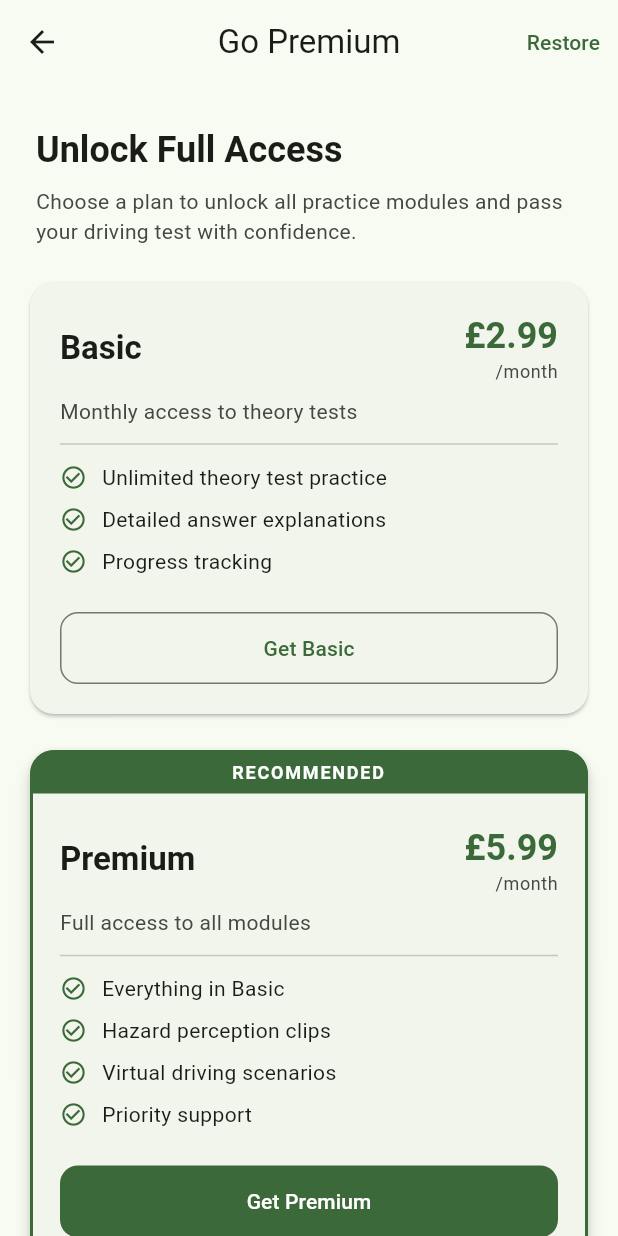
After one commit to chinedunewbirth/driving-test-game-, a Flutter app: the SubscriptionScreen screen opened directly, on a phone screen of 412 x 824 dp. The commit adds this screen. Run offline on Flutter 3.47's test engine with Material 3 defaults, Android fonts, the phone set to English and light mode, and no system bars; our stand-ins replace confetti, percent_indicator, shared_preferences; missing offline and left inert: flutter_stripe; accounts and stored records are empty.

Commit message:
add payment processor...

```diff
--- a/lib/main.dart
+++ b/lib/main.dart
@@ -3,12 +3,14 @@ import 'package:provider/provider.dart';
 import 'package:uk_driving_test/providers/auth_provider.dart';
 import 'package:uk_driving_test/providers/test_provider.dart';
 import 'package:uk_driving_test/providers/progress_provider.dart';
+import 'package:uk_driving_test/providers/payment_provider.dart';
 import 'package:uk_driving_test/screens/auth/login_screen.dart';
 import 'package:uk_driving_test/screens/home_screen.dart';
 import 'package:uk_driving_test/theme/app_theme.dart';
 
 void main() {
   WidgetsFlutterBinding.ensureInitialized();
+  PaymentProvider.initialize();
   runApp(const UKDrivingTestApp());
 }
 
@@ -23,6 +25,9 @@ class UKDrivingTestApp extends StatelessWidget {
         ChangeNotifierProvider(create: (_) => TestProvider()),
         ChangeNotifierProvider(
           create: (_) => ProgressProvider()..loadProgress(),
+        ),
+        ChangeNotifierProvider(
+          create: (_) => PaymentProvider()..loadSubscription(),
         ),
       ],
       child: MaterialApp(
--- /dev/null
+++ b/lib/models/payment_model.dart
@@ -0,0 +1,59 @@
+class PremiumPlan {
+  final String id;
+  final String name;
+  final String description;
+  final int priceInPence;
+  final List<String> features;
+
+  const PremiumPlan({
+    required this.id,
+    required this.name,
+    required this.description,
+    required this.priceInPence,
+    required this.features,
+  });
+
+  String get formattedPrice {
+    final pounds = priceInPence ~/ 100;
+    final pence = priceInPence % 100;
+    return '£$pounds.${pence.toString().padLeft(2, '0')}';
+  }
+}
+
+const List<PremiumPlan> availablePlans = [
+  PremiumPlan(
+    id: 'basic_monthly',
+    name: 'Basic',
+    description: 'Monthly access to theory tests',
+    priceInPence: 299,
+    features: [
+      'Unlimited theory test practice',
+      'Detailed answer explanations',
+      'Progress tracking',
+    ],
+  ),
+  PremiumPlan(
+    id: 'premium_monthly',
+    name: 'Premium',
+    description: 'Full access to all modules',
+    priceInPence: 599,
+    features: [
+      'Everything in Basic',
+      'Hazard perception clips',
+      'Virtual driving scenarios',
+      'Priority support',
+    ],
+  ),
+  PremiumPlan(
+    id: 'ultimate_lifetime',
+    name: 'Ultimate',
+    description: 'One-time lifetime access',
+    priceInPence: 1499,
+    features: [
+      'Everything in Premium',
+      'Lifetime access — pay once',
+      'All future content updates',
+      'Mock exam simulations',
+    ],
+  ),
+];
--- /dev/null
+++ b/lib/screens/payment/subscription_screen.dart
@@ -0,0 +1,414 @@
+import 'package:flutter/material.dart';
+import 'package:provider/provider.dart';
+import 'package:uk_driving_test/models/payment_model.dart';
+import 'package:uk_driving_test/providers/payment_provider.dart';
+
+class SubscriptionScreen extends StatelessWidget {
+  const SubscriptionScreen({super.key});
+
+  @override
+  Widget build(BuildContext context) {
+    final payment = context.watch<PaymentProvider>();
+
+    return Scaffold(
+      appBar: AppBar(
+        title: const Text('Go Premium'),
+        actions: [
+          if (!payment.isPremium)
+            TextButton(
+              onPressed: payment.isProcessing
+                  ? null
+                  : () => _restorePurchases(context),
+              child: const Text('Restore'),
+            ),
+        ],
+      ),
+      body: payment.isPremium
+          ? _ActiveSubscription(payment: payment)
+          : _PlanSelection(payment: payment),
+    );
+  }
+
+  Future<void> _restorePurchases(BuildContext context) async {
+    final payment = context.read<PaymentProvider>();
+    final success = await payment.restorePurchases();
+    if (context.mounted) {
+      ScaffoldMessenger.of(context).showSnackBar(
+        SnackBar(
+          content: Text(
+            success
+                ? 'Subscription restored!'
+                : payment.error ?? 'No subscription found',
+          ),
+        ),
+      );
+    }
+  }
+}
+
+class _ActiveSubscription extends StatelessWidget {
+  final PaymentProvider payment;
+
+  const _ActiveSubscription({required this.payment});
+
+  @override
+  Widget build(BuildContext context) {
+    final theme = Theme.of(context);
+    final plan = payment.activePlan;
+
+    return Center(
+      child: Padding(
+        padding: const EdgeInsets.all(24),
+        child: Column(
+          mainAxisAlignment: MainAxisAlignment.center,
+          children: [
+            Container(
+              padding: const EdgeInsets.all(24),
+              decoration: BoxDecoration(
+                shape: BoxShape.circle,
+                gradient: LinearGradient(
+                  colors: [
+                    theme.colorScheme.primary,
+                    theme.colorScheme.tertiary,
+                  ],
+                ),
+              ),
+              child: const Icon(
+                Icons.workspace_premium,
+                size: 64,
+                color: Colors.white,
+              ),
+            ),
+            const SizedBox(height: 24),
+            Text(
+              'You\'re Premium!',
+              style: theme.textTheme.headlineMedium?.copyWith(
+                fontWeight: FontWeight.bold,
+              ),
+            ),
+            const SizedBox(height: 8),
+            if (plan != null)
+              Text(
+                '${plan.name} Plan',
+                style: theme.textTheme.titleMedium?.copyWith(
+                  color: theme.colorScheme.primary,
+                ),
+              ),
+            const SizedBox(height: 8),
+            if (payment.purchaseDate != null)
+              Text(
+                'Member since ${payment.purchaseDate!.day}/${payment.purchaseDate!.month}/${payment.purchaseDate!.year}',
+                style: theme.textTheme.bodyMedium?.copyWith(
+                  color: theme.colorScheme.onSurfaceVariant,
+                ),
+              ),
+            const SizedBox(height: 32),
+            if (plan != null)
+              Card(
+                child: Padding(
+                  padding: const EdgeInsets.all(16),
+                  child: Column(
+                    crossAxisAlignment: CrossAxisAlignment.start,
+                    children: [
+                      Text(
+                        'Your Benefits',
+                        style: theme.textTheme.titleSmall?.copyWith(
+                          fontWeight: FontWeight.bold,
+                        ),
+                      ),
+                      const SizedBox(height: 12),
+                      ...plan.features.map(
+                        (f) => Padding(
+                          padding: const EdgeInsets.only(bottom: 8),
+                          child: Row(
+                            children: [
+                              Icon(
+                                Icons.check_circle,
+                                size: 20,
+                                color: theme.colorScheme.primary,
+                              ),
+                              const SizedBox(width: 12),
+                              Expanded(child: Text(f)),
+                            ],
+                          ),
+                        ),
+                      ),
+                    ],
+                  ),
+                ),
+              ),
+          ],
+        ),
+      ),
+    );
+  }
+}
+
+class _PlanSelection extends StatelessWidget {
+  final PaymentProvider payment;
+
+  const _PlanSelection({required this.payment});
+
+  @override
+  Widget build(BuildContext context) {
+    final theme = Theme.of(context);
+
+    return SingleChildScrollView(
+      padding: const EdgeInsets.all(16),
+      child: Column(
+        crossAxisAlignment: CrossAxisAlignment.start,
+        children: [
+          // Header
+          Padding(
+            padding: const EdgeInsets.symmetric(horizontal: 8, vertical: 12),
+            child: Column(
+              crossAxisAlignment: CrossAxisAlignment.start,
+              children: [
+                Text(
+                  'Unlock Full Access',
+                  style: theme.textTheme.headlineSmall?.copyWith(
+                    fontWeight: FontWeight.bold,
+                  ),
+                ),
+                const SizedBox(height: 8),
+                Text(
+                  'Choose a plan to unlock all practice modules and pass your driving test with confidence.',
+                  style: theme.textTheme.bodyMedium?.copyWith(
+                    color: theme.colorScheme.onSurfaceVariant,
+                  ),
+                ),
+              ],
+            ),
+          ),
+          const SizedBox(height: 8),
+
+          // Plan cards
+          ...availablePlans.asMap().entries.map((entry) {
+            final index = entry.key;
+            final plan = entry.value;
+            final isRecommended = index == 1; // Premium plan
+
+            return Padding(
+              padding: const EdgeInsets.only(bottom: 16),
+              child: _PlanCard(
+                plan: plan,
+                isRecommended: isRecommended,
+                isProcessing: payment.isProcessing,
+                onSelect: () => _purchasePlan(context, plan),
+              ),
+            );
+          }),
+
+          const SizedBox(height: 8),
+
+          // Security note
+          Card(
+            color: theme.colorScheme.surfaceContainerLow,
+            child: Padding(
+              padding: const EdgeInsets.all(16),
+              child: Row(
+                children: [
+                  Icon(
+                    Icons.lock_outline,
+                    color: theme.colorScheme.onSurfaceVariant,
+                  ),
+                  const SizedBox(width: 12),
+                  Expanded(
+                    child: Text(
+                      'Secured by Stripe. Your payment details are encrypted and never stored on our servers.',
+                      style: theme.textTheme.bodySmall?.copyWith(
+                        color: theme.colorScheme.onSurfaceVariant,
+                      ),
+                    ),
+                  ),
+                ],
+              ),
+            ),
+          ),
+        ],
+      ),
+    );
+  }
+
+  Future<void> _purchasePlan(BuildContext context, PremiumPlan plan) async {
+    final payment = context.read<PaymentProvider>();
+    final success = await payment.purchasePlan(plan);
+
+    if (context.mounted) {
+      if (success) {
+        ScaffoldMessenger.of(context).showSnackBar(
+          SnackBar(
+            content: Text('Welcome to ${plan.name}! 🎉'),
+            backgroundColor: Theme.of(context).colorScheme.primary,
+          ),
+        );
+      } else if (payment.error != null) {
+        ScaffoldMessenger.of(context).showSnackBar(
+          SnackBar(
+            content: Text(payment.error!),
+            backgroundColor: Theme.of(context).colorScheme.error,
+          ),
+        );
+      }
+    }
+  }
+}
+
+class _PlanCard extends StatelessWidget {
+  final PremiumPlan plan;
+  final bool isRecommended;
+  final bool isProcessing;
+  final VoidCallback onSelect;
+
+  const _PlanCard({
+    required this.plan,
+    required this.isRecommended,
+    required this.isProcessing,
+    required this.onSelect,
+  });
+
+  @override
+  Widget build(BuildContext context) {
+    final theme = Theme.of(context);
+
+    return Card(
+      clipBehavior: Clip.antiAlias,
+      elevation: isRecommended ? 4 : 1,
+      shape: RoundedRectangleBorder(
+        borderRadius: BorderRadius.circular(16),
+        side: isRecommended
+            ? BorderSide(color: theme.colorScheme.primary, width: 2)
+            : BorderSide.none,
+      ),
+      child: Column(
+        children: [
+          if (isRecommended)
+            Container(
+              width: double.infinity,
+              padding: const EdgeInsets.symmetric(vertical: 6),
+              color: theme.colorScheme.primary,
+              child: Text(
+                'RECOMMENDED',
+                textAlign: TextAlign.center,
+                style: TextStyle(
+                  color: theme.colorScheme.onPrimary,
+                  fontWeight: FontWeight.bold,
+                  fontSize: 12,
+                  letterSpacing: 1.2,
+                ),
+              ),
+            ),
+          Padding(
+            padding: const EdgeInsets.all(20),
+            child: Column(
+              crossAxisAlignment: CrossAxisAlignment.start,
+              children: [
+                Row(
+                  mainAxisAlignment: MainAxisAlignment.spaceBetween,
+                  children: [
+                    Text(
+                      plan.name,
+                      style: theme.textTheme.titleLarge?.copyWith(
+                        fontWeight: FontWeight.bold,
+                      ),
+                    ),
+                    Column(
+                      crossAxisAlignment: CrossAxisAlignment.end,
+                      children: [
+                        Text(
+                          plan.formattedPrice,
+                          style: theme.textTheme.headlineSmall?.copyWith(
+                            fontWeight: FontWeight.bold,
+                            color: theme.colorScheme.primary,
+                          ),
+                        ),
+                        Text(
+                          plan.id.contains('lifetime') ? 'one-time' : '/month',
+                          style: theme.textTheme.bodySmall?.copyWith(
+                            color: theme.colorScheme.onSurfaceVariant,
+                          ),
+                        ),
+                      ],
+                    ),
+                  ],
+                ),
+                const SizedBox(height: 8),
+                Text(
+                  plan.description,
+                  style: theme.textTheme.bodyMedium?.copyWith(
+                    color: theme.colorScheme.onSurfaceVariant,
+                  ),
+                ),
+                const Divider(height: 24),
+                // Features
+                ...plan.features.map(
+                  (feature) => Padding(
+                    padding: const EdgeInsets.only(bottom: 8),
+                    child: Row(
+                      children: [
+                        Icon(
+                          Icons.check_circle_outline,
+                          size: 18,
+                          color: theme.colorScheme.primary,
+                        ),
+                        const SizedBox(width: 10),
+                        Expanded(
+                          child: Text(
+                            feature,
+                            style: theme.textTheme.bodyMedium,
+                          ),
+                        ),
+                      ],
+                    ),
+                  ),
+                ),
+                const SizedBox(height: 16),
+                SizedBox(
+                  width: double.infinity,
+                  height: 48,
+                  child: isRecommended
+                      ? FilledButton(
+                          onPressed: isProcessing ? null : onSelect,
+                          style: FilledButton.styleFrom(
+                            shape: RoundedRectangleBorder(
+                              borderRadius: BorderRadius.circular(12),
+                            ),
+                          ),
+                          child: isProcessing
+                              ? const SizedBox(
+                                  height: 20,
+                                  width: 20,
+                                  child: CircularProgressIndicator(
+                                    strokeWidth: 2,
+                                    color: Colors.white,
+                                  ),
+                                )
+                              : Text('Get ${plan.name}'),
+                        )
+                      : OutlinedButton(
+                          onPressed: isProcessing ? null : onSelect,
+                          style: OutlinedButton.styleFrom(
+                            shape: RoundedRectangleBorder(
+                              borderRadius: BorderRadius.circular(12),
+                            ),
+                          ),
+                          child: isProcessing
+                              ? SizedBox(
+                                  height: 20,
+                                  width: 20,
+                                  child: CircularProgressIndicator(
+                                    strokeWidth: 2,
+                                    color: theme.colorScheme.primary,
+                                  ),
+                                )
+                              : Text('Get ${plan.name}'),
+                        ),
+                ),
+              ],
+            ),
+          ),
+        ],
+      ),
+    );
+  }
+}
--- a/pubspec.yaml
+++ b/pubspec.yaml
@@ -16,6 +16,8 @@ dependencies:
   percent_indicator: ^4.2.3
   fl_chart: ^0.68.0
   confetti: ^0.7.0
+  flutter_stripe: ^11.4.0
+  http: ^1.2.1
 
 dev_dependencies:
   flutter_test:
```
Also changed, not shown: lib/providers/payment_provider.dart (added, +183 -0 lines), lib/screens/home_screen.dart (+14 -0 lines), pubspec.lock, 4 other files.
